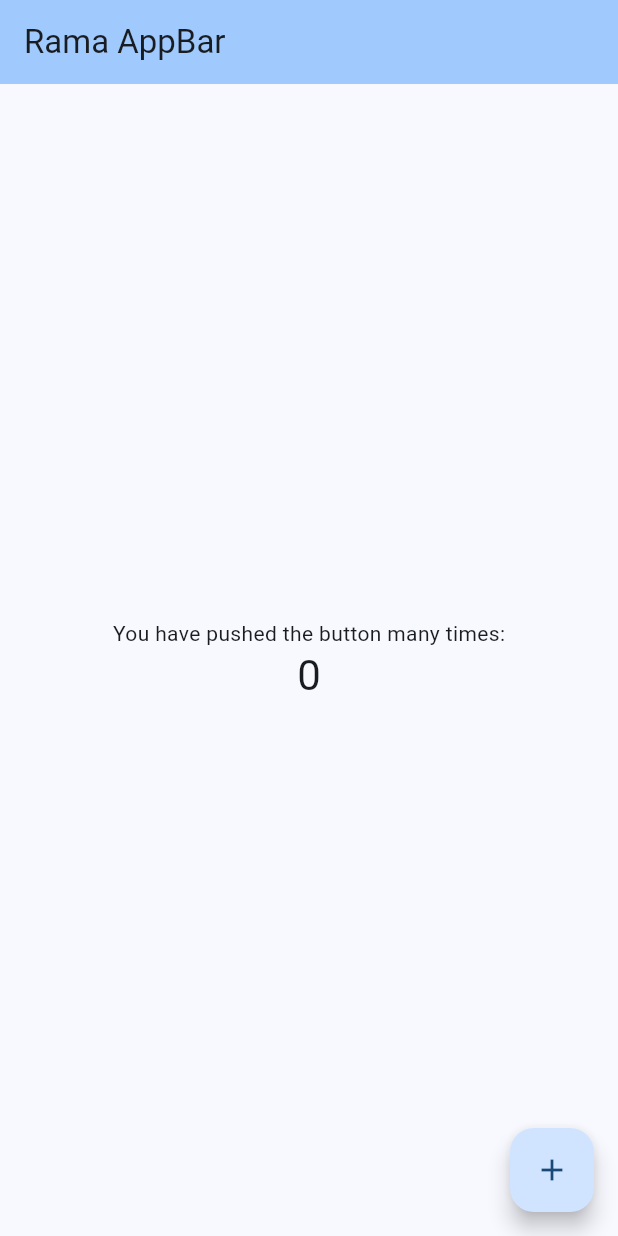
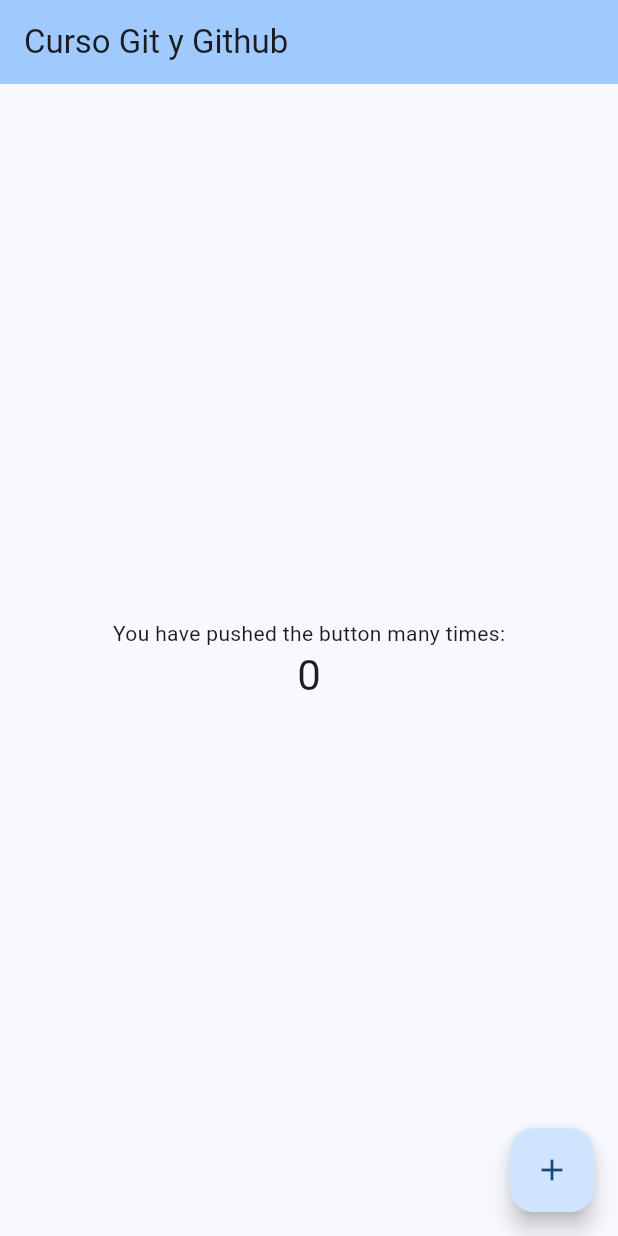
Before and after one commit to IGerardoJR/AppCursoGit, a Flutter app: the screen it shows after launch, on a phone screen of 412 x 824 dp. Run offline on Flutter 3.47's test engine with Material 2 defaults, Android fonts, the phone set to English and light mode, and no system bars.

Commit message:
Se cambio el titulo del appBar(Curso Git y GitHub)

```diff
--- a/lib/main.dart
+++ b/lib/main.dart
@@ -31,7 +31,7 @@ class MyApp extends StatelessWidget {
         colorScheme: ColorScheme.fromSeed(seedColor: Colors.blue),
         useMaterial3: true,
       ),
-      home: const MyHomePage(title: 'Rama AppBar'),
+      home: const MyHomePage(title: 'Curso Git y Github'),
     );
   }
 }
```
